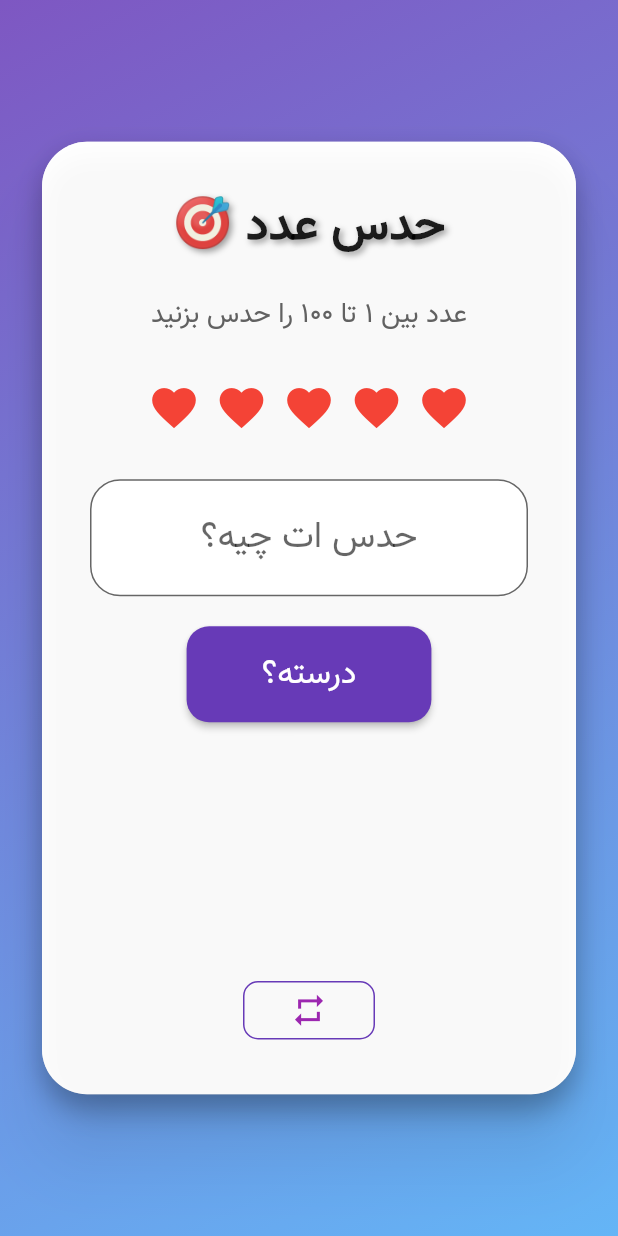
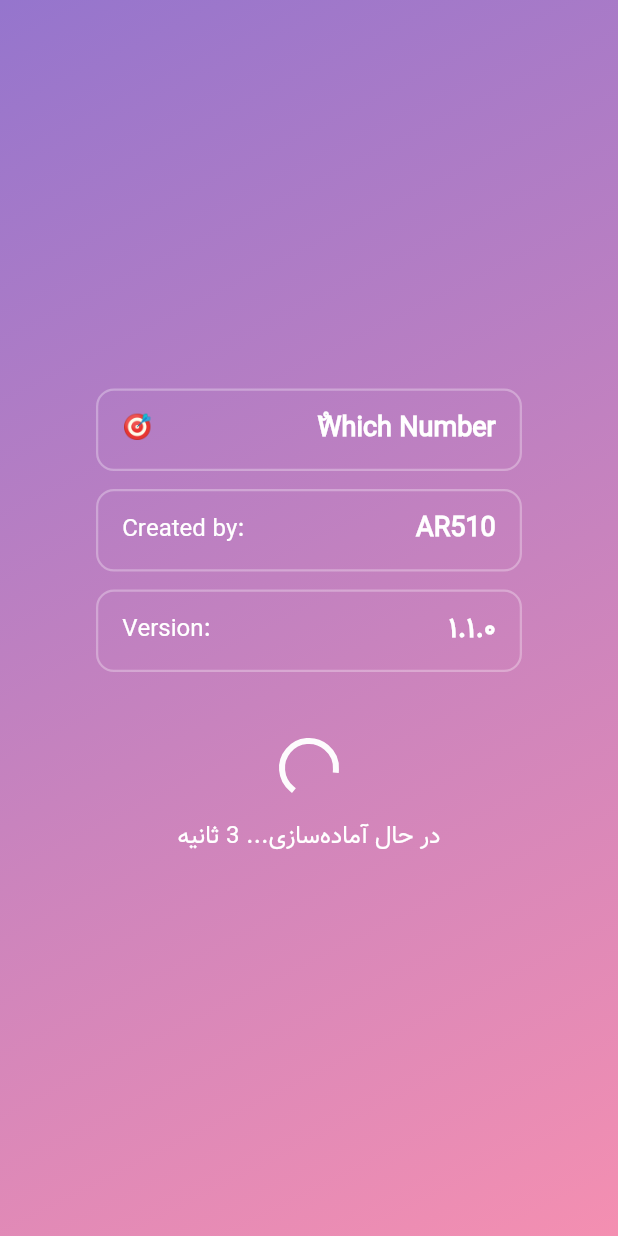
Before and after one commit to reza510/which_number, a Flutter app: the first screen one second after launch, on a phone screen of 412 x 824 dp. Run offline on Flutter 3.47's test engine with Material 2 defaults, Android fonts, the phone set to English and light mode, and no system bars.

Commit message:
Update Project

```diff
--- /dev/null
+++ b/lib/Utils/splash_screen.dart
@@ -0,0 +1,486 @@
+import 'package:flutter/material.dart';
+import 'dart:async';
+
+// مدل برای هر آیتم اطلاعاتی
+class SplashInfoItem {
+  final String key;
+  final String value;
+  SplashInfoItem({required this.key, required this.value});
+}
+
+// مدل‌های نمایشی مختلف
+enum DisplayLayout {
+  simpleList,
+  twoColumn,
+  cardGrid,
+  minimalPairs,
+  profileStyle,
+  stackedBold,
+  borderedItems,
+  centeredList,
+}
+
+class SplashScreen extends StatefulWidget {
+  final List<SplashInfoItem> items;
+  final Duration duration;
+  final DisplayLayout layout;
+  final VoidCallback onFinish;
+  final VoidCallback? earlyCloseCallback;
+
+  const SplashScreen({
+    Key? key,
+    required this.items,
+    required this.duration,
+    required this.layout,
+    required this.onFinish,
+    this.earlyCloseCallback,
+  }) : super(key: key);
+
+  @override
+  _SplashScreenState createState() => _SplashScreenState();
+}
+
+class _SplashScreenState extends State<SplashScreen>
+    with SingleTickerProviderStateMixin {
+  late AnimationController _controller;
+  late Animation<double> _fadeAnimation;
+  Timer? _countdownTimer;
+  Timer? _closeTimer;
+  int _remainingSeconds = 0;
+
+  @override
+  void initState() {
+    super.initState();
+    _remainingSeconds = widget.duration.inSeconds;
+
+    _controller = AnimationController(
+      vsync: this,
+      duration: const Duration(seconds: 1),
+    )..repeat(reverse: true);
+
+    _fadeAnimation = Tween<double>(begin: 0.6, end: 1.0).animate(
+      CurvedAnimation(parent: _controller, curve: Curves.easeInOut),
+    );
+
+    _countdownTimer = Timer.periodic(const Duration(seconds: 1), (timer) {
+      setState(() {
+        if (_remainingSeconds > 0) {
+          _remainingSeconds--;
+        }
+      });
+    });
+
+    _closeTimer = Timer(widget.duration, () {
+      widget.onFinish();
+    });
+  }
+
+  @override
+  void dispose() {
+    _controller.dispose();
+    _countdownTimer?.cancel();
+    _closeTimer?.cancel();
+    super.dispose();
+  }
+
+  void _earlyClose() {
+    if (widget.earlyCloseCallback != null) {
+      widget.earlyCloseCallback!();
+    }
+  }
+
+  // تابع ساخت چیدمان بر اساس مدل انتخابی
+  Widget _buildLayout() {
+    // محاسبه ظرفیت استاندارد صفحه (تخمینی)
+    final screenHeight = MediaQuery.of(context).size.height;
+    final itemHeight = 70.0; // ارتفاع تقریبی هر آیتم
+    final standardCapacity = (screenHeight * 0.6 / itemHeight).floor();
+
+    // اگر تعداد آیتم‌ها از ظرفیت استاندارد بیشتر باشد، مدل فشرده‌تر انتخاب می‌شود
+    DisplayLayout effectiveLayout = widget.layout;
+    if (widget.items.length > standardCapacity) {
+      if (widget.layout == DisplayLayout.simpleList) {
+        effectiveLayout = DisplayLayout.twoColumn;
+      } else if (widget.layout == DisplayLayout.cardGrid) {
+        effectiveLayout = DisplayLayout.minimalPairs;
+      } else if (widget.layout == DisplayLayout.profileStyle) {
+        effectiveLayout = DisplayLayout.stackedBold;
+      }
+    }
+
+    switch (effectiveLayout) {
+      case DisplayLayout.simpleList:
+        return Column(
+          mainAxisAlignment: MainAxisAlignment.center,
+          children: widget.items
+              .map((item) => Padding(
+                    padding: const EdgeInsets.symmetric(vertical: 8.0),
+                    child: Row(
+                      mainAxisAlignment: MainAxisAlignment.center,
+                      children: [
+                        Text(
+                          '${item.key}:',
+                          style: const TextStyle(
+                            fontSize: 18,
+                            fontWeight: FontWeight.bold,
+                            color: Colors.white70,
+                          ),
+                        ),
+                        const SizedBox(width: 8),
+                        Text(
+                          item.value,
+                          style: const TextStyle(
+                            fontSize: 18,
+                            color: Colors.white,
+                          ),
+                        ),
+                      ],
+                    ),
+                  ))
+              .toList(),
+        );
+
+      case DisplayLayout.twoColumn:
+        return Padding(
+          padding: const EdgeInsets.symmetric(horizontal: 32.0),
+          child: Row(
+            crossAxisAlignment: CrossAxisAlignment.start,
+            children: [
+              Expanded(
+                child: Column(
+                  crossAxisAlignment: CrossAxisAlignment.end,
+                  children: widget.items
+                      .map((item) => Padding(
+                            padding: const EdgeInsets.symmetric(vertical: 6.0),
+                            child: Text(
+                              item.key,
+                              style: const TextStyle(
+                                fontSize: 16,
+                                fontWeight: FontWeight.bold,
+                                color: Colors.white70,
+                              ),
+                            ),
+                          ))
+                      .toList(),
+                ),
+              ),
+              const SizedBox(width: 20),
+              Expanded(
+                child: Column(
+                  crossAxisAlignment: CrossAxisAlignment.start,
+                  children: widget.items
+                      .map((item) => Padding(
+                            padding: const EdgeInsets.symmetric(vertical: 6.0),
+                            child: Text(
+                              item.value,
+                              style: const TextStyle(
+                                fontSize: 16,
+                                color: Colors.white,
+                              ),
+                            ),
+                          ))
+                      .toList(),
+                ),
+              ),
+            ],
+          ),
+        );
+
+      case DisplayLayout.cardGrid:
+        return GridView.count(
+          shrinkWrap: true,
+          physics: const NeverScrollableScrollPhysics(),
+          crossAxisCount: 2,
+          mainAxisSpacing: 16,
+          crossAxisSpacing: 16,
+          padding: const EdgeInsets.symmetric(horizontal: 24),
+          childAspectRatio: 2.0,
+          children: widget.items
+              .map((item) => Container(
+                    decoration: BoxDecoration(
+                      color: Colors.white.withOpacity(0.15),
+                      borderRadius: BorderRadius.circular(16),
+                      border: Border.all(color: Colors.white30),
+                    ),
+                    padding: const EdgeInsets.all(12),
+                    child: Column(
+                      mainAxisAlignment: MainAxisAlignment.center,
+                      children: [
+                        Text(
+                          item.key,
+                          style: const TextStyle(
+                            fontSize: 14,
+                            color: Colors.white70,
+                          ),
+                          textAlign: TextAlign.center,
+                        ),
+                        const SizedBox(height: 4),
+                        Text(
+                          item.value,
+                          style: const TextStyle(
+                            fontSize: 16,
+                            fontWeight: FontWeight.bold,
+                            color: Colors.white,
+                          ),
+                          textAlign: TextAlign.center,
+                        ),
+                      ],
+                    ),
+                  ))
+              .toList(),
+        );
+
+      case DisplayLayout.minimalPairs:
+        return Wrap(
+          alignment: WrapAlignment.center,
+          spacing: 20,
+          runSpacing: 20,
+          children: widget.items
+              .map((item) => Container(
+                    width: 140,
+                    child: Column(
+                      children: [
+                        Text(
+                          item.key,
+                          style: const TextStyle(
+                            fontSize: 12,
+                            color: Colors.white60,
+                          ),
+                          textAlign: TextAlign.center,
+                        ),
+                        const SizedBox(height: 4),
+                        Text(
+                          item.value,
+                          style: const TextStyle(
+                            fontSize: 16,
+                            fontWeight: FontWeight.bold,
+                            color: Colors.white,
+                          ),
+                          textAlign: TextAlign.center,
+                        ),
+                      ],
+                    ),
+                  ))
+              .toList(),
+        );
+
+      case DisplayLayout.profileStyle:
+        return Column(
+          mainAxisAlignment: MainAxisAlignment.center,
+          children: widget.items
+              .map((item) => Container(
+                    margin:
+                        const EdgeInsets.symmetric(vertical: 8, horizontal: 40),
+                    padding:
+                        const EdgeInsets.symmetric(vertical: 8, horizontal: 16),
+                    decoration: BoxDecoration(
+                      color: Colors.white.withOpacity(0.1),
+                      borderRadius: BorderRadius.circular(30),
+                    ),
+                    child: Row(
+                      children: [
+                        Container(
+                          padding: const EdgeInsets.symmetric(
+                              horizontal: 12, vertical: 4),
+                          decoration: BoxDecoration(
+                            color: Colors.white.withOpacity(0.2),
+                            borderRadius: BorderRadius.circular(20),
+                          ),
+                          child: Text(
+                            item.key,
+                            style: const TextStyle(
+                              fontSize: 14,
+                              color: Colors.white,
+                            ),
+                          ),
+                        ),
+                        const SizedBox(width: 12),
+                        Expanded(
+                          child: Text(
+                            item.value,
+                            style: const TextStyle(
+                              fontSize: 16,
+                              fontWeight: FontWeight.w500,
+                              color: Colors.white,
+                            ),
+                          ),
+                        ),
+                      ],
+                    ),
+                  ))
+              .toList(),
+        );
+
+      case DisplayLayout.stackedBold:
+        return Column(
+          mainAxisAlignment: MainAxisAlignment.center,
+          children: widget.items
+              .map((item) => Padding(
+                    padding: const EdgeInsets.symmetric(
+                        vertical: 12, horizontal: 32),
+                    child: Column(
+                      children: [
+                        Text(
+                          item.key,
+                          style: const TextStyle(
+                            fontSize: 14,
+                            letterSpacing: 1.5,
+                            color: Colors.white60,
+                          ),
+                        ),
+                        const SizedBox(height: 4),
+                        Text(
+                          item.value,
+                          style: const TextStyle(
+                            fontSize: 24,
+                            fontWeight: FontWeight.bold,
+                            color: Colors.white,
+                          ),
+                        ),
+                      ],
+                    ),
+                  ))
+              .toList(),
+        );
+
+      case DisplayLayout.borderedItems:
+        return Column(
+          mainAxisAlignment: MainAxisAlignment.center,
+          children: widget.items
+              .map((item) => Container(
+                    margin:
+                        const EdgeInsets.symmetric(vertical: 6, horizontal: 40),
+                    padding: const EdgeInsets.symmetric(
+                        vertical: 12, horizontal: 16),
+                    decoration: BoxDecoration(
+                      border: Border.all(color: Colors.white30, width: 1.5),
+                      borderRadius: BorderRadius.circular(12),
+                    ),
+                    child: Row(
+                      mainAxisAlignment: MainAxisAlignment.spaceBetween,
+                      children: [
+                        Text(
+                          item.key,
+                          style: const TextStyle(
+                            fontSize: 16,
+                            fontWeight: FontWeight.w500,
+                            color: Colors.white,
+                          ),
+                        ),
+                        Text(
+                          item.value,
+                          style: const TextStyle(
+                            fontSize: 18,
+                            fontWeight: FontWeight.bold,
+                            color: Colors.white,
+                          ),
+                        ),
+                      ],
+                    ),
+                  ))
+              .toList(),
+        );
+
+      case DisplayLayout.centeredList:
+        return Column(
+          mainAxisAlignment: MainAxisAlignment.center,
+          children: widget.items
+              .map((item) => Padding(
+                    padding: const EdgeInsets.symmetric(vertical: 8.0),
+                    child: Column(
+                      children: [
+                        Text(
+                          item.value,
+                          style: const TextStyle(
+                            fontSize: 20,
+                            fontWeight: FontWeight.bold,
+                            color: Colors.white,
+                          ),
+                          textAlign: TextAlign.center,
+                        ),
+                        Text(
+                          item.key,
+                          style: const TextStyle(
+                            fontSize: 14,
+                            color: Colors.white60,
+                          ),
+                          textAlign: TextAlign.center,
+                        ),
+                      ],
+                    ),
+                  ))
+              .toList(),
+        );
+    }
+  }
+
+  @override
+  Widget build(BuildContext context) {
+    return Scaffold(
+      body: Container(
+        decoration: BoxDecoration(
+          gradient: LinearGradient(
+            begin: Alignment.topLeft,
+            end: Alignment.bottomRight,
+            colors: [Colors.deepPurple.shade300, Colors.pink.shade200],
+          ),
+        ),
+        child: SafeArea(
+          child: Center(
+            child: SingleChildScrollView(
+              physics: const NeverScrollableScrollPhysics(),
+              padding: const EdgeInsets.all(24.0),
+              child: Column(
+                mainAxisAlignment: MainAxisAlignment.center,
+                children: [
+                  _buildLayout(),
+                  const SizedBox(height: 40),
+                  Column(
+                    children: [
+                      FadeTransition(
+                        opacity: _fadeAnimation,
+                        child: const CircularProgressIndicator(
+                          valueColor:
+                              AlwaysStoppedAnimation<Color>(Colors.white),
+                        ),
+                      ),
+                      const SizedBox(height: 16),
+                      Text(
+                        'در حال آماده‌سازی... $_remainingSeconds ثانیه',
+                        style: const TextStyle(
+                          fontSize: 16,
+                          color: Colors.white,
+                        ),
+                      ),
+                    ],
+                  ),
+                  if (widget.earlyCloseCallback != null) ...[
+                    const SizedBox(height: 30),
+                    ElevatedButton(
+                      onPressed: _earlyClose,
+                      style: ElevatedButton.styleFrom(
+                        primary: Colors.white, // رنگ پس‌زمینه در نسخه قدیمی
+                        onPrimary: Colors.deepPurple, // رنگ متن در نسخه قدیمی
+                        padding: const EdgeInsets.symmetric(
+                          horizontal: 40,
+                          vertical: 12,
+                        ),
+                        shape: RoundedRectangleBorder(
+                          borderRadius: BorderRadius.circular(30),
+                        ),
+                      ),
+                      child: const Text(
+                        'ورود مستقیم',
+                        style: TextStyle(fontSize: 18),
+                      ),
+                    ),
+                  ],
+                ],
+              ),
+            ),
+          ),
+        ),
+      ),
+    );
+  }
+}
--- a/lib/main.dart
+++ b/lib/main.dart
@@ -1,5 +1,6 @@
 import 'package:flutter/material.dart';
 import 'dart:math';
+import './Utils/splash_screen.dart';
 
 void main() {
   runApp(MyApp());
@@ -9,13 +10,38 @@ class MyApp extends StatelessWidget {
   @override
   Widget build(BuildContext context) {
     return MaterialApp(
-      title: 'حدس عدد',
+      title: 'Which Number',
       theme: ThemeData(
         primarySwatch: Colors.blue,
         fontFamily: 'Vazir',
       ),
       debugShowCheckedModeBanner: false,
-      home: GuessGame(),
+      home: Builder(
+        builder: (context) {
+          return SplashScreen(
+            items: [
+              SplashInfoItem(key: '🎯 ', value: 'ٌWhich Number'),
+              SplashInfoItem(key: 'Created by: ', value: 'AR510'),
+              SplashInfoItem(key: 'Version: ', value: '۱.۱.۰'),
+            ],
+            duration: const Duration(seconds: 3),
+            layout: DisplayLayout.borderedItems,
+            onFinish: () {
+              Navigator.pushReplacement(
+                context,
+                MaterialPageRoute(builder: (context) => GuessGame()),
+              );
+            },
+            // earlyCloseCallback: () {
+            //   // اگر کاربر دکمه را بزند، مستقیماً به صفحه بازی بروید
+            //   Navigator.pushReplacement(
+            //     context,
+            //     MaterialPageRoute(builder: (context) => GuessGame()),
+            //   );
+            // },
+          );
+        },
+      ),
     );
   }
 }
@@ -68,7 +94,6 @@ class _GuessGameState extends State<GuessGame> {
     }
 
     final int? guess = int.tryParse(input);
-    print(_targetNumber);
     if (guess == null) {
       setState(() {
         _message = 'عدد معتبر وارد کنید.';
@@ -238,7 +263,7 @@ class _GuessGameState extends State<GuessGame> {
                     ),
                     const SizedBox(height: 20),
 
-                    // نمایش فلش راهنما با انیمیشن ساده (AnimatedSwitcher)
+                    // نمایش فلش راهنما با انیمیشن ساده (AnimatedCrossFade)
                     AnimatedCrossFade(
                       duration: const Duration(milliseconds: 300),
                       firstChild: const Icon(
```
Also changed, not shown: pubspec.yaml (+11 -11 lines), 1 other file.
